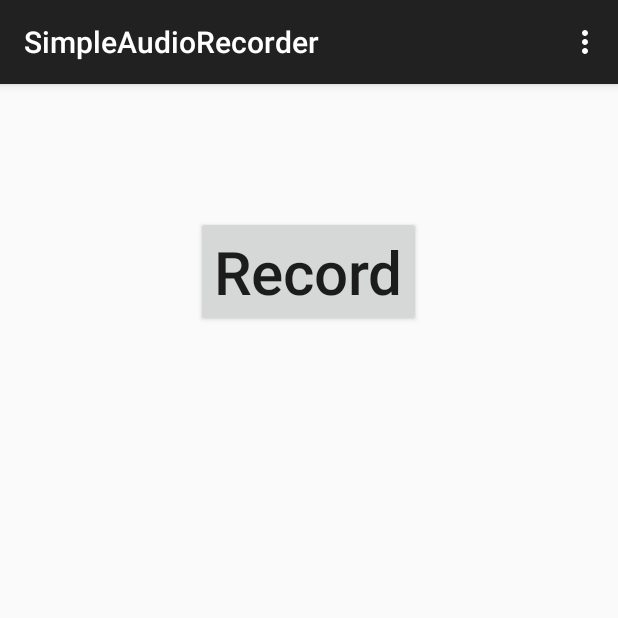
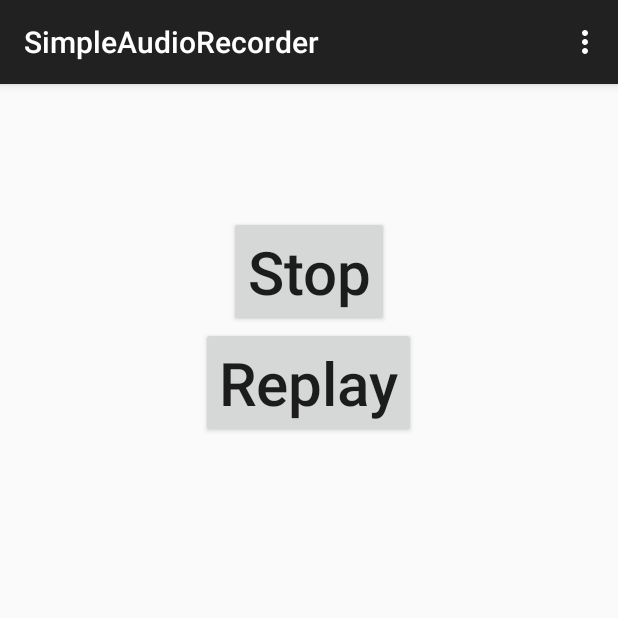
Before and after one commit to juffel/SimpleAudioRecorder, an Android app: the screen it shows after launch (RecordActivity), after a tap on "Record", on a phone screen of 412 x 824 dp, the top half of it. Run offline under Robolectric (Android 15) with nearby library versions, the phone set to English and light mode, and no system bars.

Commit message:
added replay button, added logic for recording and replaying

```diff
--- a/src/main/java/de/juffel/simpleaudiorecorder/RecordActivity.java
+++ b/src/main/java/de/juffel/simpleaudiorecorder/RecordActivity.java
@@ -1,18 +1,33 @@
 package de.juffel.simpleaudiorecorder;
 
+import android.media.MediaPlayer;
+import android.media.MediaRecorder;
+import android.os.Environment;
 import android.support.v7.app.ActionBarActivity;
 import android.os.Bundle;
 import android.view.Menu;
 import android.view.MenuItem;
 import android.view.View;
+import android.widget.Button;
+
+import java.io.IOException;
 
 
 public class RecordActivity extends ActionBarActivity {
+
+    private static String filename;
+    private MediaRecorder recorder;
+    private MediaPlayer player;
 
     @Override
     protected void onCreate(Bundle savedInstanceState) {
         super.onCreate(savedInstanceState);
         setContentView(R.layout.activity_record);
+
+        // get path for filename
+        Environment.getExternalStorageDirectory().getAbsoluteFile();
+
+
     }
 
     @Override
@@ -38,6 +53,52 @@ public class RecordActivity extends ActionBarActivity {
     }
 
     public void record(View view) {
-        // TODO
+        // change record to stop button
+        Button button = (Button) findViewById(R.id.button_record);
+        button.setText(R.string.button_stop_record);
+        button.setOnClickListener(new View.OnClickListener() {
+            public void onClick(View view) {
+                Button button = (Button) findViewById(R.id.button_record);
+                button.setText(R.string.button_record);
+                // TODO stop and save recording
+                recorder.stop();
+                recorder.release();
+            }
+        });
+
+        // capture Audio (via: http://developer.android.com/guide/topics/media/audio-capture.html#audiocapture)
+        // initialize recorder
+        recorder = new MediaRecorder();
+        recorder.setAudioSource(MediaRecorder.AudioSource.MIC);
+        recorder.setOutputFormat(MediaRecorder.OutputFormat.DEFAULT);
+        recorder.setOutputFile(filename);
+        recorder.setAudioEncoder(MediaRecorder.AudioEncoder.DEFAULT);
+
+        try {
+            recorder.prepare();
+            recorder.start();
+        } catch (IOException e) {
+            e.printStackTrace();
+        }
+    }
+
+    public void replay(View view) {
+        // change event handler for button
+        Button button = (Button) findViewById(R.id.button_replay);
+        button.setText(R.string.button_stop_replay);
+        /* button.setOnClickListener(new View.OnClickListener() {
+            public void onClick(View view) {
+
+            }
+        }); */
+
+        player = new MediaPlayer();
+        try {
+            player.setDataSource(filename);
+            player.prepare();
+            player.start();
+        } catch (IOException e) {
+            e.printStackTrace();
+        }
     }
 }
--- a/src/main/res/layout/activity_record.xml
+++ b/src/main/res/layout/activity_record.xml
@@ -16,4 +16,15 @@
         android:textAllCaps="false"
         android:onClick="record" />
 
+    <Button
+        android:layout_width="wrap_content"
+        android:layout_height="wrap_content"
+        android:text="@string/button_replay"
+        android:id="@+id/button_replay"
+        android:textSize="40dp"
+        android:textAllCaps="false"
+        android:onClick="replay"
+        android:layout_below="@+id/button_record"
+        android:layout_centerHorizontal="true" />
+
 </RelativeLayout>
--- a/src/main/res/values/strings.xml
+++ b/src/main/res/values/strings.xml
@@ -3,4 +3,8 @@
 
     <string name="action_settings">Settings</string>
     <string name="button_record">Record</string>
+    <string name="button_stop_record">Stop</string>
+    <string name="button_replay">Replay</string>
+    <string name="button_stop_replay">Stop</string>
+
 </resources>
```
